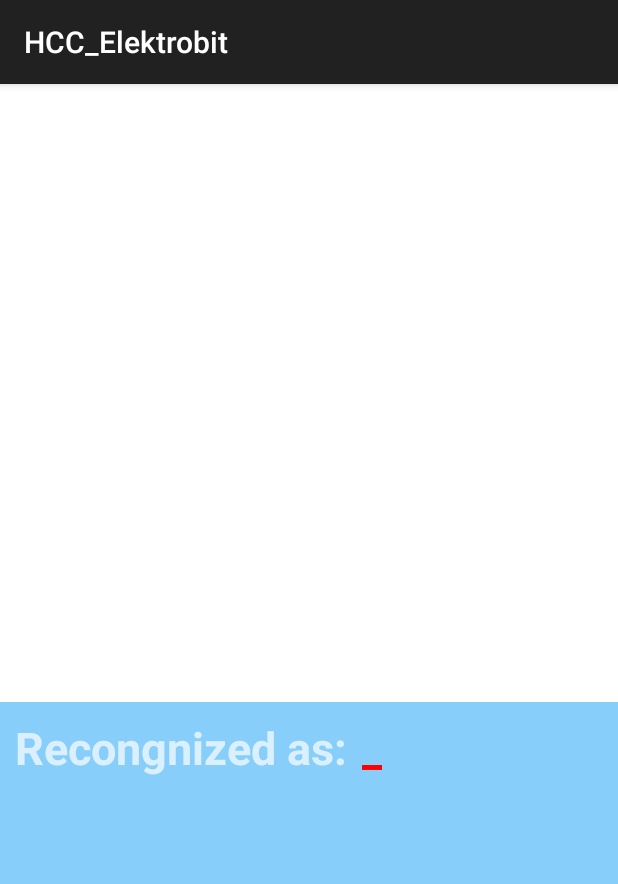
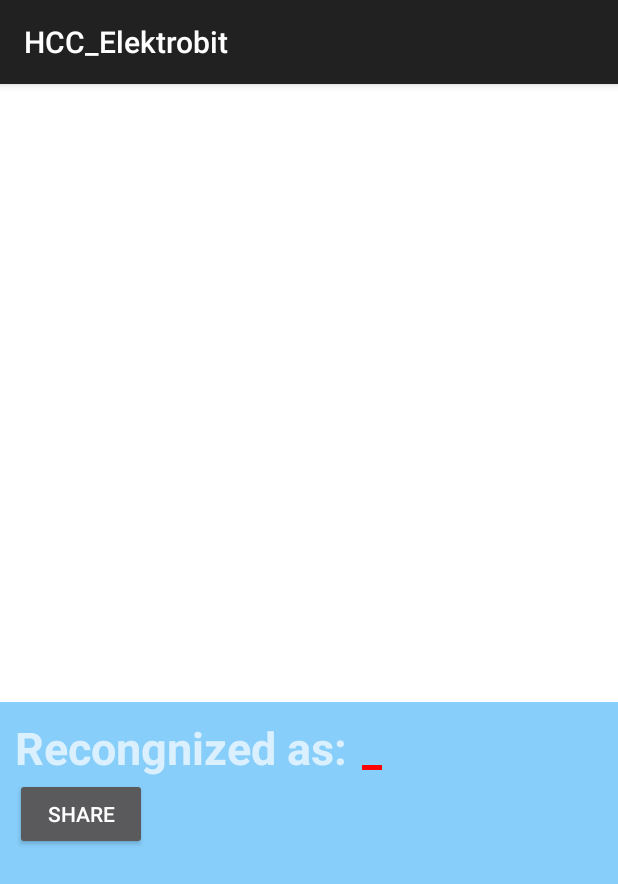
Before and after one commit to wbarisch/Handwritten-Character-Classification, an Android app built with Jetpack Compose: the screen it shows after launch (JMainActivity), on a phone screen of 412 x 824 dp. Shown: the top 884 px of the screen. Run offline under Robolectric (Android 15) with nearby library versions, the phone set to English and light mode, and no system bars; libraries missing offline, so code that uses them is left out: ai.onnxruntime.

Commit message:
set up skeleton for button

```diff
--- a/app/src/main/java/com/example/hcc_elektrobit/JMainActivity.java
+++ b/app/src/main/java/com/example/hcc_elektrobit/JMainActivity.java
@@ -4,6 +4,8 @@
 import android.graphics.Color;
 import android.os.Bundle;
 import android.view.MotionEvent;
+import android.view.View;
+import android.widget.Button;
 import android.widget.ImageView;
 import android.widget.TextView;
 
@@ -27,6 +29,13 @@
         drawingCanvas = findViewById(R.id.drawing_canvas);
         recognizedCharTextView = findViewById(R.id.recognized_char);
         bitmapDisplay = findViewById(R.id.bitmap_display);
+        Button shareButton = findViewById(R.id.share_button);
+        shareButton.setOnClickListener(new View.OnClickListener() {
+            @Override
+            public void onClick(View v) {
+                shareImage(bitmap);
+            }
+        });
 
         model = new CNNonnxModel(this);
 
@@ -136,4 +145,8 @@
         return bitmap;
     }
 
+    private void shareImage(Bitmap bitmap) {
+
+    }
+
 }
--- a/app/src/main/res/layout/activity_jmain.xml
+++ b/app/src/main/res/layout/activity_jmain.xml
@@ -45,6 +45,15 @@
         android:layout_height="100dp"
         android:layout_gravity="center"
         android:contentDescription="Displayed Bitmap"
-        app:layout_constraintBottom_toBottomOf="@id/drawing_canvas"/>
+        app:layout_constraintBottom_toBottomOf="@id/drawing_canvas"
+        app:layout_constraintLeft_toLeftOf="@+id/drawing_canvas"/>
+
+    <Button
+        android:id="@+id/share_button"
+        android:layout_width="wrap_content"
+        android:layout_height="wrap_content"
+        android:text="Share"
+        app:layout_constraintTop_toBottomOf="@id/recognized_as"
+        app:layout_constraintLeft_toLeftOf="@+id/recognized_as"/>
 
 </androidx.constraintlayout.widget.ConstraintLayout>
```
